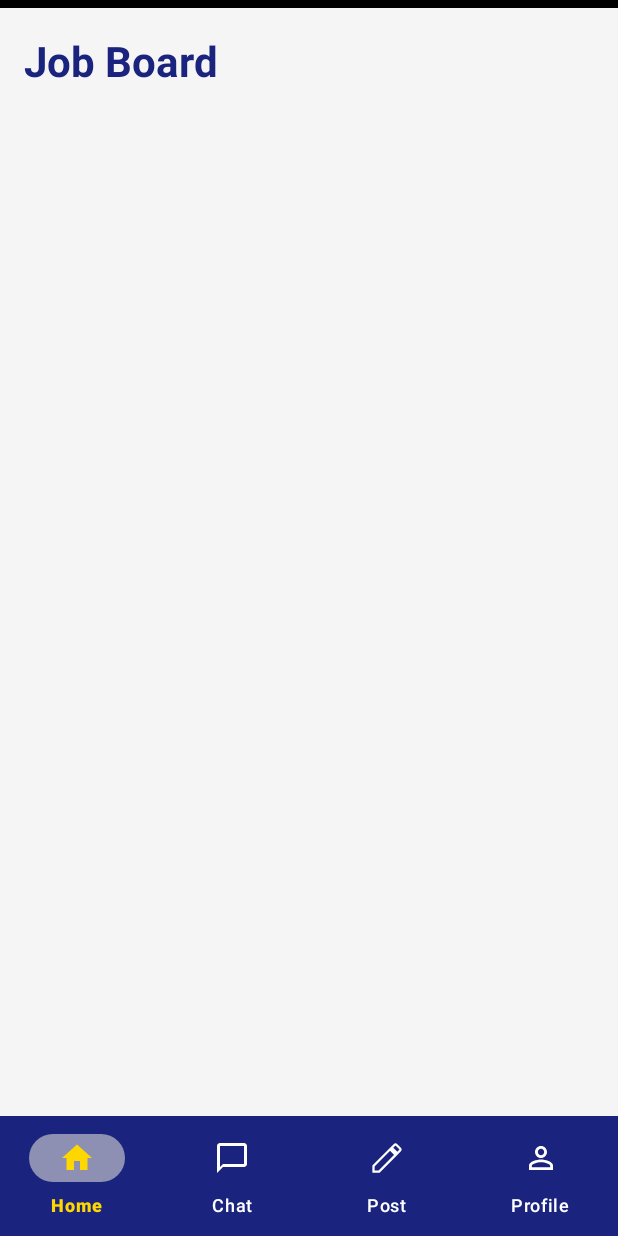
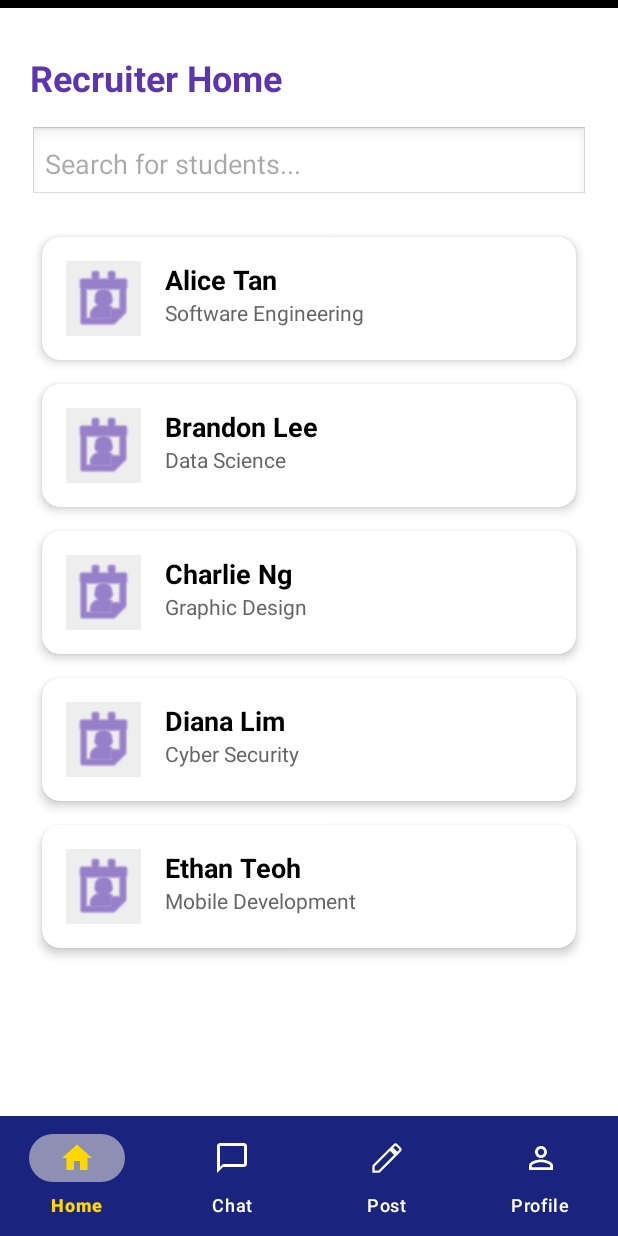
Before and after one commit to tzeloon6-a11y/MAD, an Android app: the MainActivity screen opened directly, with no data from a screen before it, on a phone screen of 412 x 824 dp. Run offline under Robolectric (Android 15) with nearby library versions, the light colour scheme and no system bars.

Commit message:
done recruiter home

```diff
--- a/app/src/main/java/com/example/mad/MainActivity.java
+++ b/app/src/main/java/com/example/mad/MainActivity.java
@@ -2,9 +2,7 @@ package com.example.mad;
 
 import androidx.appcompat.app.AppCompatActivity;
 import androidx.fragment.app.Fragment;
-
 import android.os.Bundle;
-
 import com.google.android.material.bottomnavigation.BottomNavigationView;
 
 public class MainActivity extends AppCompatActivity {
@@ -18,9 +16,9 @@ public class MainActivity extends AppCompatActivity {
 
         bottomNavigationView = findViewById(R.id.bottom_navigation);
 
-        // Default fragment (Home)
+        // CHANGE 1: Load YOUR fragment by default when app starts
         if (savedInstanceState == null) {
-            loadFragment(new HomeFragment());
+            loadFragment(new RecruiterHomeFragment());
         }
 
         bottomNavigationView.setOnItemSelectedListener(item -> {
@@ -28,7 +26,8 @@ public class MainActivity extends AppCompatActivity {
 
             int id = item.getItemId();
             if (id == R.id.nav_home) {
-                selectedFragment = new HomeFragment();
+                // CHANGE 2: Load YOUR fragment when Home is clicked
+                selectedFragment = new RecruiterHomeFragment();
             } else if (id == R.id.nav_chat) {
                 selectedFragment = new ChatFragment();
             } else if (id == R.id.nav_post) {
--- /dev/null
+++ b/app/src/main/java/com/example/mad/RecruiterAdapter.java
@@ -0,0 +1,43 @@
+package com.example.mad;
+
+import android.view.LayoutInflater;
+import android.view.View;
+import android.view.ViewGroup;
+import android.widget.TextView;
+import androidx.annotation.NonNull;
+import androidx.recyclerview.widget.RecyclerView;
+import java.util.List;
+
+public class RecruiterAdapter extends RecyclerView.Adapter<RecruiterAdapter.ViewHolder> {
+
+    List<StudentModel> list;
+
+    public RecruiterAdapter(List<StudentModel> list) {
+        this.list = list;
+    }
+
+    @NonNull
+    @Override
+    public ViewHolder onCreateViewHolder(@NonNull ViewGroup parent, int viewType) {
+        View view = LayoutInflater.from(parent.getContext()).inflate(R.layout.item_student_card, parent, false);
+        return new ViewHolder(view);
+    }
+
+    @Override
+    public void onBindViewHolder(@NonNull ViewHolder holder, int position) {
+        holder.name.setText(list.get(position).getName());
+        holder.major.setText(list.get(position).getMajor());
+    }
+
+    @Override
+    public int getItemCount() { return list.size(); }
+
+    public class ViewHolder extends RecyclerView.ViewHolder {
+        TextView name, major;
+        public ViewHolder(@NonNull View itemView) {
+            super(itemView);
+            name = itemView.findViewById(R.id.tvName);
+            major = itemView.findViewById(R.id.tvMajor);
+        }
+    }
+}
--- /dev/null
+++ b/app/src/main/java/com/example/mad/RecruiterHomeFragment.java
@@ -0,0 +1,47 @@
+package com.example.mad;
+
+import android.os.Bundle;
+import android.view.LayoutInflater;
+import android.view.View;
+import android.view.ViewGroup;
+import androidx.annotation.NonNull;
+import androidx.annotation.Nullable;
+import androidx.fragment.app.Fragment;
+import androidx.recyclerview.widget.LinearLayoutManager;
+import androidx.recyclerview.widget.RecyclerView;
+import java.util.ArrayList;
+import java.util.List;
+
+public class RecruiterHomeFragment extends Fragment {
+
+    RecyclerView recyclerView;
+    RecruiterAdapter adapter;
+    List<StudentModel> studentList;
+
+    @Nullable
+    @Override
+    public View onCreateView(@NonNull LayoutInflater inflater, @Nullable ViewGroup container, @Nullable Bundle savedInstanceState) {
+        // 1. Inflate the layout (This loads the XML you created in Step 4)
+        View view = inflater.inflate(R.layout.fragment_recruiter_home, container, false);
+
+        // 2. Find the RecyclerView by ID
+        recyclerView = view.findViewById(R.id.rvCandidates);
+
+        // 3. Set how the items are arranged (Vertical list)
+        recyclerView.setLayoutManager(new LinearLayoutManager(getContext()));
+
+        // 4. Create Dummy Data (We will replace this with Supabase later)
+        studentList = new ArrayList<>();
+        studentList.add(new StudentModel("Alice Tan", "Software Engineering"));
+        studentList.add(new StudentModel("Brandon Lee", "Data Science"));
+        studentList.add(new StudentModel("Charlie Ng", "Graphic Design"));
+        studentList.add(new StudentModel("Diana Lim", "Cyber Security"));
+        studentList.add(new StudentModel("Ethan Teoh", "Mobile Development"));
+
+        // 5. Connect the Adapter (The code you wrote in Step 3)
+        adapter = new RecruiterAdapter(studentList);
+        recyclerView.setAdapter(adapter);
+
+        return view;
+    }
+}
--- /dev/null
+++ b/app/src/main/java/com/example/mad/StudentModel.java
@@ -0,0 +1,14 @@
+package com.example.mad;
+
+public class StudentModel {
+    String name;
+    String major;
+
+    public StudentModel(String name, String major) {
+        this.name = name;
+        this.major = major;
+    }
+
+    public String getName() { return name; }
+    public String getMajor() { return major; }
+}
--- /dev/null
+++ b/app/src/main/res/layout/fragment_recruiter_home.xml
@@ -0,0 +1,42 @@
+<?xml version="1.0" encoding="utf-8"?>
+<androidx.constraintlayout.widget.ConstraintLayout
+    xmlns:android="http://schemas.android.com/apk/res/android"
+    xmlns:app="http://schemas.android.com/apk/res-auto"
+    xmlns:tools="http://schemas.android.com/tools"
+    android:layout_width="match_parent"
+    android:layout_height="match_parent"
+    android:background="#FFFFFF"
+    android:padding="20dp">
+
+    <TextView
+        android:id="@+id/tvHeader"
+        android:layout_width="wrap_content"
+        android:layout_height="wrap_content"
+        android:text="Recruiter Home"
+        android:textSize="24sp"
+        android:textStyle="bold"
+        android:textColor="#5E35B1"
+        app:layout_constraintStart_toStartOf="parent"
+        app:layout_constraintTop_toTopOf="parent"
+        android:layout_marginTop="10dp"/>
+
+    <EditText
+        android:id="@+id/etSearch"
+        android:layout_width="match_parent"
+        android:layout_height="50dp"
+        android:hint="Search for students..."
+        android:background="@android:drawable/edit_text"
+        android:padding="10dp"
+        app:layout_constraintTop_toBottomOf="@id/tvHeader"
+        android:layout_marginTop="16dp"/>
+
+    <androidx.recyclerview.widget.RecyclerView
+        android:id="@+id/rvCandidates"
+        android:layout_width="match_parent"
+        android:layout_height="0dp"
+        android:layout_marginTop="16dp"
+        app:layout_constraintTop_toBottomOf="@id/etSearch"
+        app:layout_constraintBottom_toBottomOf="parent"
+        tools:listitem="@layout/item_student_card"/>
+
+</androidx.constraintlayout.widget.ConstraintLayout>
--- /dev/null
+++ b/app/src/main/res/layout/item_student_card.xml
@@ -0,0 +1,49 @@
+<?xml version="1.0" encoding="utf-8"?>
+<androidx.cardview.widget.CardView xmlns:android="http://schemas.android.com/apk/res/android"
+    xmlns:app="http://schemas.android.com/apk/res-auto"
+    android:layout_width="match_parent"
+    android:layout_height="wrap_content"
+    android:layout_margin="8dp"
+    app:cardCornerRadius="12dp"
+    app:cardElevation="4dp">
+
+    <androidx.constraintlayout.widget.ConstraintLayout
+        android:layout_width="match_parent"
+        android:layout_height="wrap_content"
+        android:padding="16dp">
+
+        <ImageView
+            android:id="@+id/imgProfile"
+            android:layout_width="50dp"
+            android:layout_height="50dp"
+            android:background="#EEE"
+            android:src="@android:drawable/ic_menu_my_calendar"
+            app:tint="#5E35B1"
+            app:layout_constraintStart_toStartOf="parent"
+            app:layout_constraintTop_toTopOf="parent"
+            app:layout_constraintBottom_toBottomOf="parent"/>
+
+        <TextView
+            android:id="@+id/tvName"
+            android:layout_width="wrap_content"
+            android:layout_height="wrap_content"
+            android:text="Student Name"
+            android:textSize="18sp"
+            android:textStyle="bold"
+            android:textColor="#000"
+            android:layout_marginStart="16dp"
+            app:layout_constraintStart_toEndOf="@id/imgProfile"
+            app:layout_constraintTop_toTopOf="parent"/>
+
+        <TextView
+            android:id="@+id/tvMajor"
+            android:layout_width="wrap_content"
+            android:layout_height="wrap_content"
+            android:text="Computer Science"
+            android:textColor="#666"
+            android:layout_marginStart="16dp"
+            app:layout_constraintTop_toBottomOf="@id/tvName"
+            app:layout_constraintStart_toEndOf="@id/imgProfile"/>
+
+    </androidx.constraintlayout.widget.ConstraintLayout>
+</androidx.cardview.widget.CardView>
```
